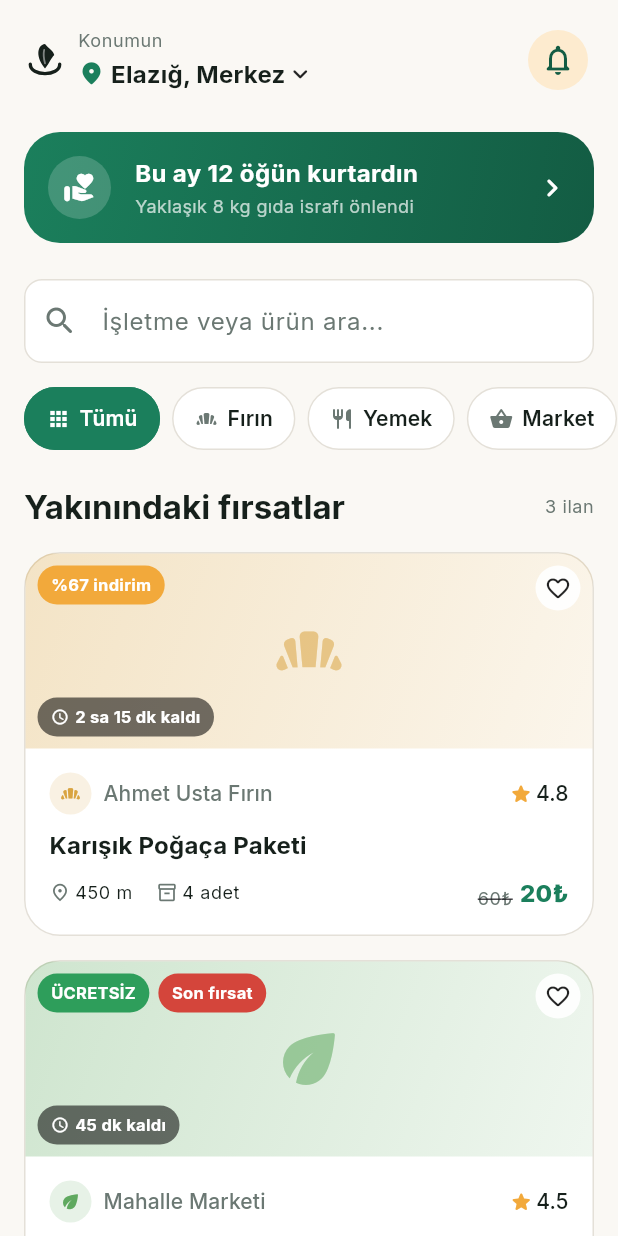
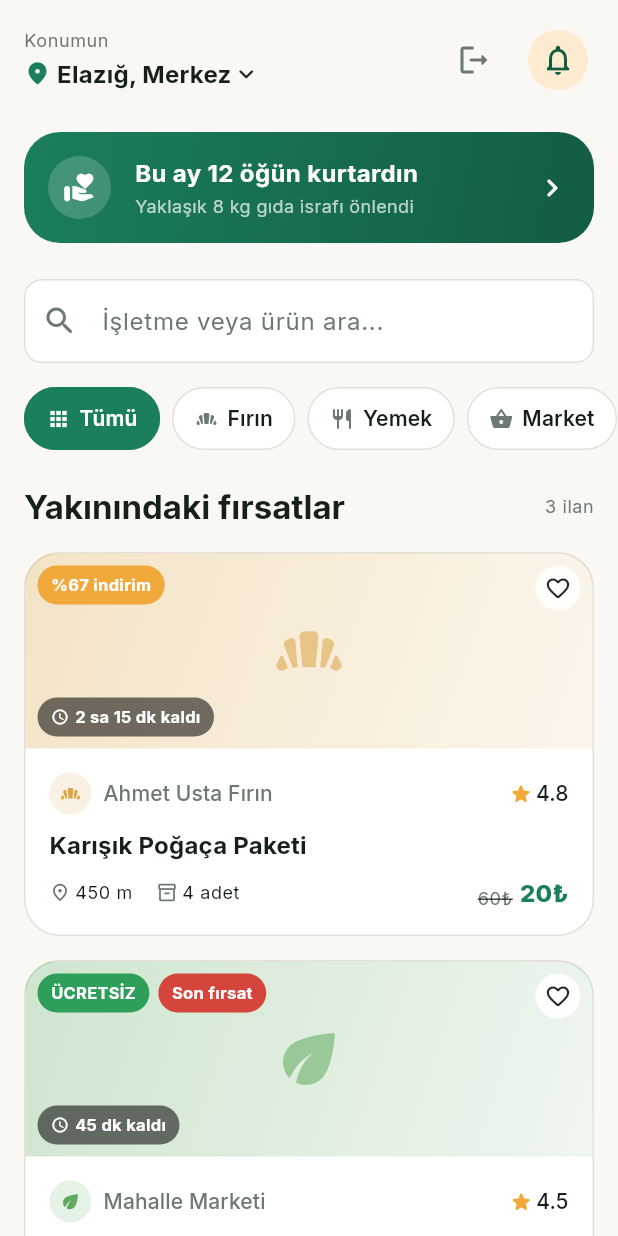
Before and after one commit to ulcnzey/food-rescuers, a Flutter app: the HomeScreen screen opened directly, on a phone screen of 412 x 824 dp. Run offline on Flutter 3.47's test engine with Material 3 defaults, Android fonts, the phone set to English and light mode, and no system bars; our stand-ins replace flutter_riverpod, google_fonts, shared_preferences, supabase_flutter; accounts and stored records are empty; statements that could not run were skipped.

Commit message:
feat(auth): persist role selection and add temporary sign-out

```diff
--- a/lib/features/offers/presentation/screens/home_screen.dart
+++ b/lib/features/offers/presentation/screens/home_screen.dart
@@ -1,22 +1,25 @@
 import 'package:flutter/material.dart';
-import '../../../../core/branding/app_logo.dart';
+import 'package:flutter_riverpod/flutter_riverpod.dart';
+
 import '../../../../core/theme/app_colors.dart';
 import '../../../../core/theme/app_spacing.dart';
+import '../../../auth/presentation/controllers/auth_controller.dart';
+import '../../../auth/presentation/screens/login_screen.dart';
 import '../../domain/entities/offer.dart';
 import '../widgets/food_type_style.dart';
 import '../widgets/offer_card.dart';
 
-class HomeScreen extends StatefulWidget {
+class HomeScreen extends ConsumerStatefulWidget {
   const HomeScreen({super.key});
 
   @override
-  State<HomeScreen> createState() => _HomeScreenState();
+  ConsumerState<HomeScreen> createState() => _HomeScreenState();
 }
 
-class _HomeScreenState extends State<HomeScreen> {
+class _HomeScreenState extends ConsumerState<HomeScreen> {
   FoodType? _selected;
 
-  // GECICI: Supabase baglanana kadar sahte veri
+  // GECICI: Supabase'den gercek ilanlar cekilene kadar ornek veri.
   late final List<Offer> _all = [
     Offer(
       id: '1',
@@ -56,8 +59,21 @@ class _HomeScreenState extends State<HomeScreen> {
     ),
   ];
 
-  List<Offer> get _visible =>
-      _selected == null ? _all : _all.where((o) => o.foodType == _selected).toList();
+  List<Offer> get _visible => _selected == null
+      ? _all
+      : _all.where((o) => o.foodType == _selected).toList();
+
+  /// GECICI: test icin. Profil ekrani yazilinca oraya tasinacak.
+  Future<void> _signOut() async {
+    await ref.read(authControllerProvider.notifier).signOut();
+
+    if (!mounted) return;
+
+    Navigator.of(context).pushAndRemoveUntil(
+      MaterialPageRoute(builder: (_) => const LoginScreen()),
+      (route) => false,
+    );
+  }
 
   @override
   Widget build(BuildContext context) {
@@ -67,7 +83,9 @@ class _HomeScreenState extends State<HomeScreen> {
       body: SafeArea(
         child: CustomScrollView(
           slivers: [
-            SliverToBoxAdapter(child: _Header(theme: theme)),
+            SliverToBoxAdapter(
+              child: _Header(theme: theme, onSignOut: _signOut),
+            ),
             const SliverToBoxAdapter(child: SizedBox(height: AppSpacing.lg)),
             const SliverToBoxAdapter(child: _ImpactCard()),
             const SliverToBoxAdapter(child: SizedBox(height: AppSpacing.lg)),
@@ -104,7 +122,11 @@ class _HomeScreenState extends State<HomeScreen> {
             const SliverToBoxAdapter(child: SizedBox(height: AppSpacing.md)),
             SliverPadding(
               padding: const EdgeInsets.fromLTRB(
-                  AppSpacing.md, 0, AppSpacing.md, AppSpacing.xxl),
+                AppSpacing.md,
+                0,
+                AppSpacing.md,
+                AppSpacing.xxl,
+              ),
               sliver: SliverList.separated(
                 itemCount: _visible.length,
                 separatorBuilder: (_, _) =>
@@ -120,19 +142,22 @@ class _HomeScreenState extends State<HomeScreen> {
 }
 
 class _Header extends StatelessWidget {
-  const _Header({required this.theme});
+  const _Header({required this.theme, required this.onSignOut});
 
   final ThemeData theme;
+  final VoidCallback onSignOut;
 
   @override
   Widget build(BuildContext context) {
     return Padding(
       padding: const EdgeInsets.fromLTRB(
-          AppSpacing.md, AppSpacing.md, AppSpacing.md, 0),
+        AppSpacing.md,
+        AppSpacing.md,
+        AppSpacing.md,
+        0,
+      ),
       child: Row(
         children: [
-          const AppLogoMark(size: 28, monochrome: true),
-          const SizedBox(width: AppSpacing.sm),
           Expanded(
             child: Column(
               crossAxisAlignment: CrossAxisAlignment.start,
@@ -146,8 +171,11 @@ class _Header extends StatelessWidget {
                 const SizedBox(height: 2),
                 Row(
                   children: [
-                    const Icon(Icons.place_rounded,
-                        size: 18, color: AppColors.primary),
+                    const Icon(
+                      Icons.place_rounded,
+                      size: 18,
+                      color: AppColors.primary,
+                    ),
                     const SizedBox(width: 4),
                     Text(
                       'Elazığ, Merkez',
@@ -160,6 +188,12 @@ class _Header extends StatelessWidget {
               ],
             ),
           ),
+          IconButton(
+            onPressed: onSignOut,
+            icon: const Icon(Icons.logout_rounded),
+            tooltip: 'Çıkış yap',
+          ),
+          const SizedBox(width: AppSpacing.sm),
           IconButton.filledTonal(
             onPressed: () {},
             icon: const Icon(Icons.notifications_none_rounded),
@@ -196,8 +230,11 @@ class _ImpactCard extends StatelessWidget {
                 color: Colors.white.withValues(alpha: 0.18),
                 shape: BoxShape.circle,
               ),
-              child: const Icon(Icons.volunteer_activism_rounded,
-                  color: Colors.white, size: 22),
+              child: const Icon(
+                Icons.volunteer_activism_rounded,
+                color: Colors.white,
+                size: 22,
+              ),
             ),
             const SizedBox(width: AppSpacing.md),
             const Expanded(
@@ -316,9 +353,13 @@ class _Chip extends StatelessWidget {
             child: Row(
               mainAxisSize: MainAxisSize.min,
               children: [
-                Icon(icon,
-                    size: 16,
-                    color: active ? Colors.white : theme.colorScheme.onSurfaceVariant),
+                Icon(
+                  icon,
+                  size: 16,
+                  color: active
+                      ? Colors.white
+                      : theme.colorScheme.onSurfaceVariant,
+                ),
                 const SizedBox(width: 6),
                 Text(
                   label,
```
Also changed, not shown: lib/features/auth/presentation/screens/role_selection_screen.dart (+97 -90 lines).
